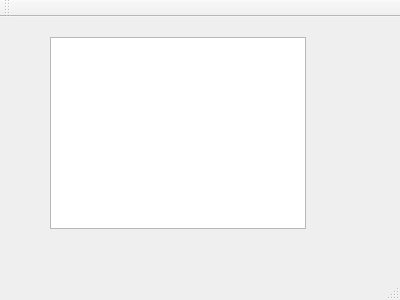
Before: the Qt Designer form src/gui/MainWindow.ui in loganek/gst-creator, drawn with Qt 5.
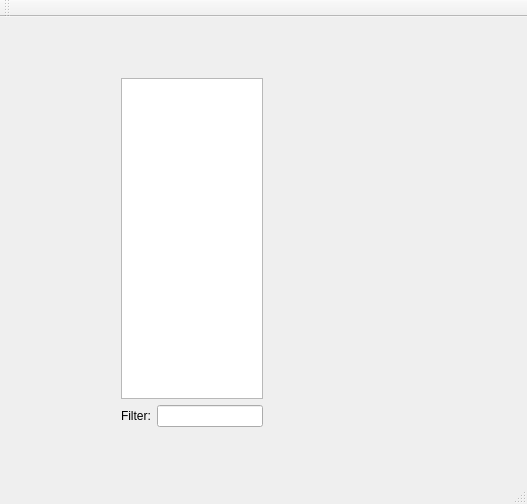
After: the same form once the commit is applied.

The edit to the form file:
```diff
--- a/src/gui/MainWindow.ui
+++ b/src/gui/MainWindow.ui
@@ -6,23 +6,42 @@
    <rect>
     <x>0</x>
     <y>0</y>
-    <width>400</width>
-    <height>300</height>
+    <width>527</width>
+    <height>504</height>
    </rect>
   </property>
   <property name="windowTitle">
    <string>MainWindow</string>
   </property>
   <widget class="QWidget" name="centralWidget">
-   <widget class="QTreeView" name="treeView">
+   <widget class="QWidget" name="verticalLayoutWidget">
     <property name="geometry">
      <rect>
-      <x>50</x>
-      <y>20</y>
-      <width>256</width>
-      <height>192</height>
+      <x>110</x>
+      <y>50</y>
+      <width>164</width>
+      <height>371</height>
      </rect>
     </property>
+    <layout class="QVBoxLayout" name="verticalLayout">
+     <item>
+      <widget class="QTreeView" name="factoriesTreeView"/>
+     </item>
+     <item>
+      <layout class="QHBoxLayout" name="horizontalLayout" stretch="0,0">
+       <item>
+        <widget class="QLabel" name="label">
+         <property name="text">
+          <string>Filter:</string>
+         </property>
+        </widget>
+       </item>
+       <item>
+        <widget class="QLineEdit" name="lineEdit"/>
+       </item>
+      </layout>
+     </item>
+    </layout>
    </widget>
   </widget>
   <widget class="QMenuBar" name="menuBar">
```
Left out of the diff: 2 changed lines with no effect on the pictures.
